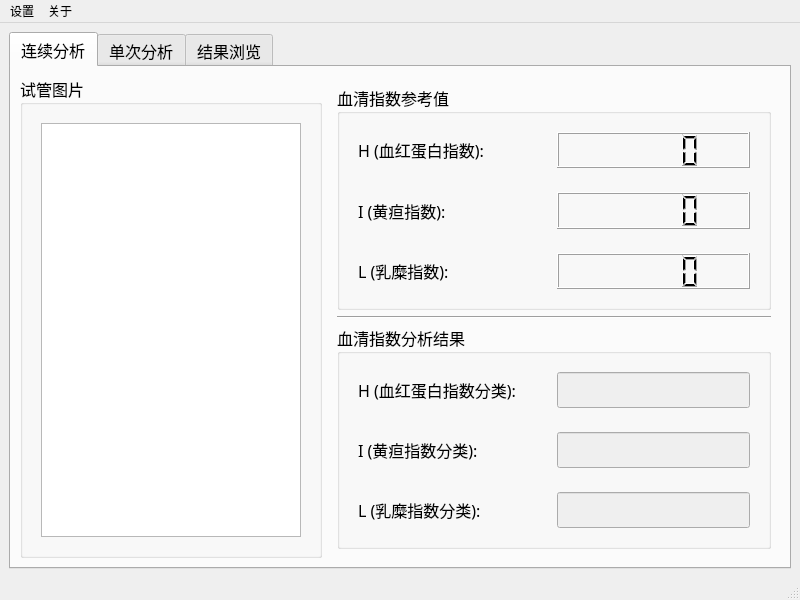
Before: the Qt Designer form ui_design/main_window.ui in leiwng/serumsage, drawn with Qt 5.
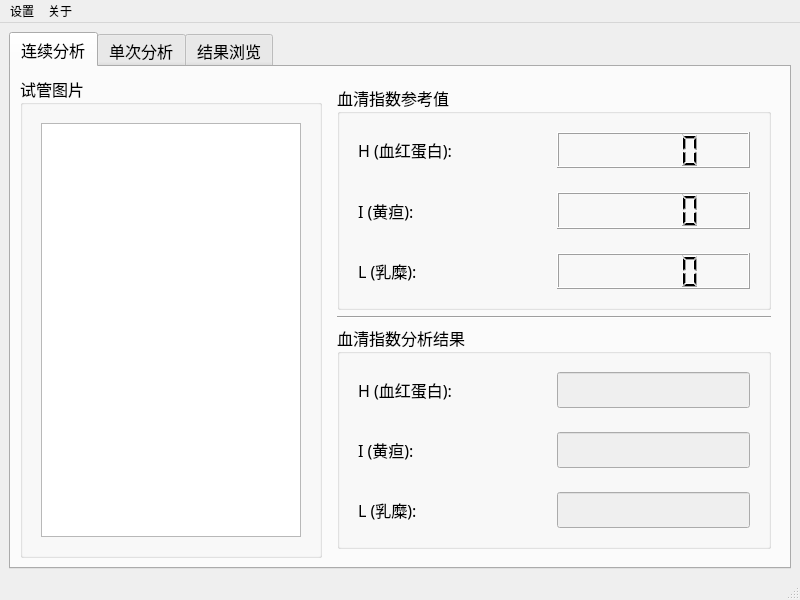
After: the same form once the commit is applied.

Commit message: chang text label

```diff
--- a/ui_design/main_window.ui
+++ b/ui_design/main_window.ui
@@ -115,7 +115,7 @@
                  <item>
                   <widget class="QLabel" name="label">
                    <property name="text">
-                    <string>H (血红蛋白指数):</string>
+                    <string>H (血红蛋白):</string>
                    </property>
                   </widget>
                  </item>
@@ -138,7 +138,7 @@
                  <item>
                   <widget class="QLabel" name="label_2">
                    <property name="text">
-                    <string>I (黄疸指数):        </string>
+                    <string>I (黄疸):        </string>
                    </property>
                   </widget>
                  </item>
@@ -161,7 +161,7 @@
                  <item>
                   <widget class="QLabel" name="label_3">
                    <property name="text">
-                    <string>L (乳糜指数):       </string>
+                    <string>L (乳糜):       </string>
                    </property>
                   </widget>
                  </item>
@@ -200,7 +200,7 @@
                  <item>
                   <widget class="QLabel" name="label_4">
                    <property name="text">
-                    <string>H (血红蛋白指数分类):</string>
+                    <string>H (血红蛋白):</string>
                    </property>
                   </widget>
                  </item>
@@ -229,7 +229,7 @@
                  <item>
                   <widget class="QLabel" name="label_6">
                    <property name="text">
-                    <string>I (黄疸指数分类):        </string>
+                    <string>I (黄疸):        </string>
                    </property>
                   </widget>
                  </item>
@@ -258,7 +258,7 @@
                  <item>
                   <widget class="QLabel" name="label_5">
                    <property name="text">
-                    <string>L (乳糜指数分类):       </string>
+                    <string>L (乳糜):       </string>
                    </property>
                   </widget>
                  </item>
```
Left out of the diff: 24 changed lines with no effect on the pictures. The commit also changes 2 other files.
